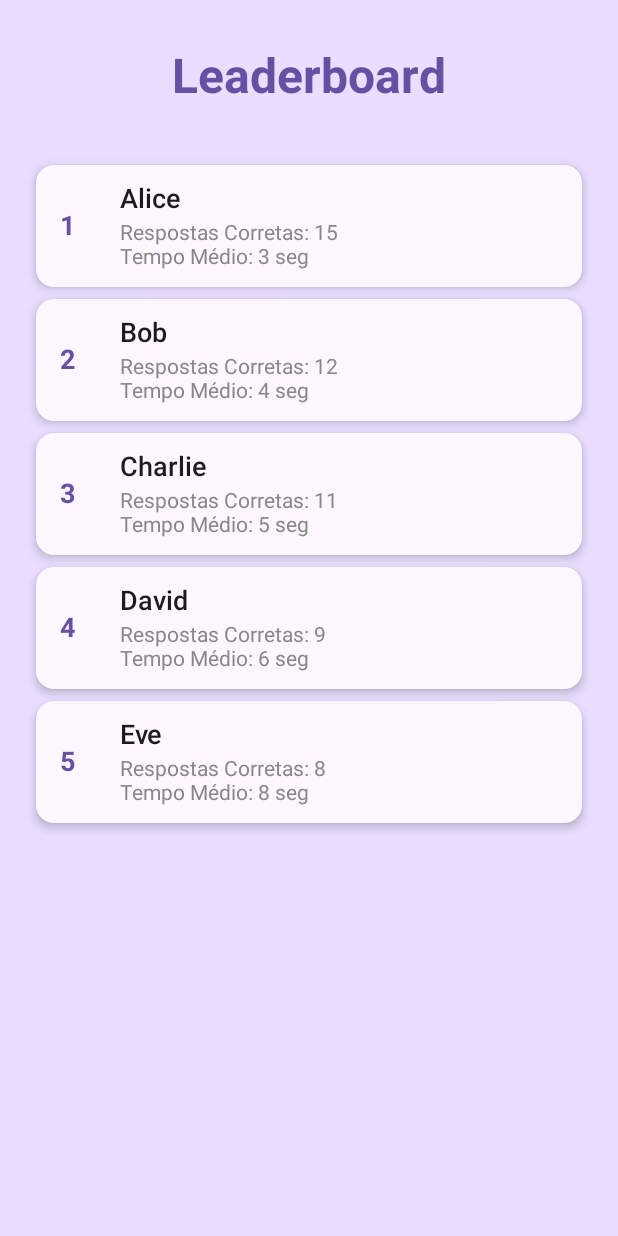
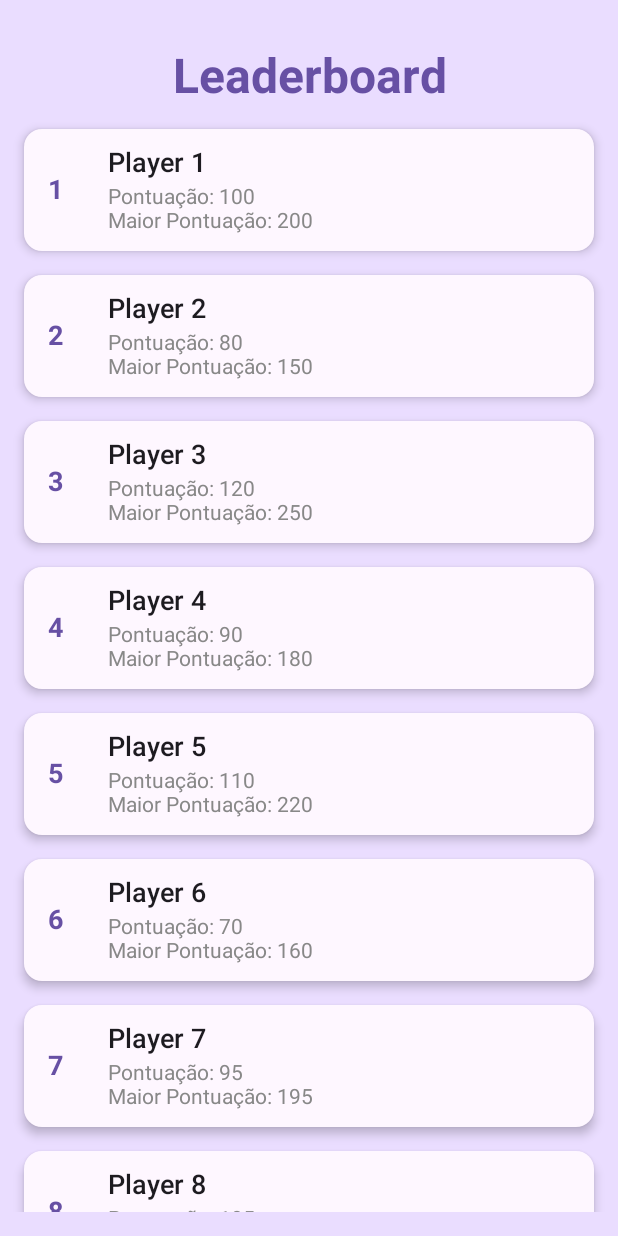
Before and after one commit to kyoulau/anima_quiz, an Android app built with Jetpack Compose: the @Preview function PreviewLeaderboardScreen, on a phone screen of 412 x 824 dp. Run offline under Robolectric (Android 15) with nearby library versions, the light colour scheme and no system bars; our stand-ins replace Room's generated code.

Commit message:
Leaderboard Slider

```diff
--- a/app/src/main/java/com/example/anima_quiz/MainActivity.kt
+++ b/app/src/main/java/com/example/anima_quiz/MainActivity.kt
@@ -14,8 +14,10 @@ import com.example.anima_quiz.ui.screens.Welcome
 import com.example.anima_quiz.feature.data.database.QuizDatabase
 import com.example.anima_quiz.feature.data.model.Question
 import com.example.anima_quiz.feature.data.model.QuestionList
+import com.example.anima_quiz.feature.data.model.Player
 import com.example.anima_quiz.feature.data.repository.QuestionRepository
 import com.example.anima_quiz.feature.data.viewModel.QuizViewModelFactory
+import com.example.anima_quiz.ui.screens.LeaderboardScreen
 
 class MainActivity : ComponentActivity() {
     override fun onCreate(savedInstanceState: Bundle?) {
@@ -34,6 +36,19 @@ fun MyApp() {
     val navController = rememberNavController()
     SetupNavGraph(navController = navController)
 }
+
+val samplePlayers = listOf(
+    Player(nickname = "Player 1", score = 100, higherScore = 200),
+    Player(nickname = "Player 2", score = 80, higherScore = 150),
+    Player(nickname = "Player 3", score = 120, higherScore = 250),
+    Player(nickname = "Player 4", score = 90, higherScore = 180),
+    Player(nickname = "Player 5", score = 110, higherScore = 220),
+    Player(nickname = "Player 6", score = 70, higherScore = 160),
+    Player(nickname = "Player 7", score = 95, higherScore = 195),
+    Player(nickname = "Player 8", score = 105, higherScore = 215),
+    Player(nickname = "Player 9", score = 85, higherScore = 175),
+    Player(nickname = "Player 10", score = 130, higherScore = 280),
+)
 
 @Composable
 fun SetupNavGraph(navController: NavHostController) {
--- a/app/src/main/java/com/example/anima_quiz/feature/data/model/Player.kt
+++ b/app/src/main/java/com/example/anima_quiz/feature/data/model/Player.kt
@@ -1,6 +1,5 @@
 package com.example.anima_quiz.feature.data.model
 
-import android.provider.ContactsContract.CommonDataKinds.Nickname
 import androidx.room.Entity
 import  androidx.room.PrimaryKey
 
--- a/app/src/main/java/com/example/anima_quiz/ui/screens/Leaderboard.kt
+++ b/app/src/main/java/com/example/anima_quiz/ui/screens/Leaderboard.kt
@@ -10,44 +10,38 @@ import androidx.compose.ui.Alignment
 import androidx.compose.ui.Modifier
 import androidx.compose.ui.graphics.Color
 import androidx.compose.ui.text.font.FontWeight
+import androidx.compose.ui.text.style.TextAlign
 import androidx.compose.ui.unit.dp
 import androidx.compose.ui.unit.sp
 import androidx.compose.ui.tooling.preview.Preview
-import kotlin.math.roundToInt
-
-data class Player(
-    val name: String,
-    val correctAnswers: Int,
-    val averageResponseTime: Double
-)
+import com.example.anima_quiz.feature.data.model.Player
 
 @Composable
 fun LeaderboardScreen(players: List<Player>) {
-    Column(
+    LazyColumn(
         modifier = Modifier
             .fillMaxSize()
             .background(MaterialTheme.colorScheme.primaryContainer)
-            .padding(16.dp)
+            .padding(16.dp),
+        verticalArrangement = Arrangement.spacedBy(16.dp),
+        contentPadding = PaddingValues(vertical = 16.dp)
     ) {
+        // Header
+        item {
             Text(
                 text = "Leaderboard",
                 fontSize = 32.sp,
                 fontWeight = FontWeight.Bold,
                 color = MaterialTheme.colorScheme.primary,
                 modifier = Modifier
-                .align(Alignment.CenterHorizontally)
-                .padding(vertical = 16.dp)
+                    .fillMaxWidth(),
+                textAlign = TextAlign.Center
             )
+        }
 
-        Spacer(modifier = Modifier.height(16.dp))
-
-        LazyColumn(
-            verticalArrangement = Arrangement.spacedBy(8.dp),
-            contentPadding = PaddingValues(vertical = 8.dp)
-        ) {
+        // List of players
         itemsIndexed(players) { index, player ->
             PlayerItem(position = index + 1, player = player)
-            }
         }
     }
 }
@@ -56,9 +50,8 @@ fun LeaderboardScreen(players: List<Player>) {
 fun PlayerItem(position: Int, player: Player) {
     Card(
         modifier = Modifier
-            .fillMaxWidth()
-            .padding(horizontal = 8.dp),
-        elevation = CardDefaults.cardElevation(4.dp),
+            .fillMaxWidth(),
+        elevation = CardDefaults.cardElevation(defaultElevation = 4.dp),
         colors = CardDefaults.cardColors(containerColor = MaterialTheme.colorScheme.surface)
     ) {
         Row(
@@ -67,7 +60,6 @@ fun PlayerItem(position: Int, player: Player) {
                 .padding(vertical = 12.dp, horizontal = 16.dp),
             verticalAlignment = Alignment.CenterVertically
         ) {
-            // Posição
             Text(
                 text = "$position",
                 fontSize = 18.sp,
@@ -76,10 +68,9 @@ fun PlayerItem(position: Int, player: Player) {
                 modifier = Modifier.width(40.dp)
             )
 
-            // Nome do jogador
             Column(modifier = Modifier.weight(1f)) {
                 Text(
-                    text = player.name,
+                    text = player.nickname,
                     fontSize = 18.sp,
                     fontWeight = FontWeight.SemiBold,
                     color = MaterialTheme.colorScheme.onSurface
@@ -87,12 +78,12 @@ fun PlayerItem(position: Int, player: Player) {
                 Spacer(modifier = Modifier.height(4.dp))
 
                 Text(
-                    text = "Respostas Corretas: ${player.correctAnswers}",
+                    text = "Pontuação: ${player.score}",
                     fontSize = 14.sp,
                     color = Color.Gray
                 )
                 Text(
-                    text = "Tempo Médio: ${player.averageResponseTime.roundToInt()} seg",
+                    text = "Maior Pontuação: ${player.higherScore}",
                     fontSize = 14.sp,
                     color = Color.Gray
                 )
@@ -105,11 +96,21 @@ fun PlayerItem(position: Int, player: Player) {
 @Composable
 fun PreviewLeaderboardScreen() {
     val samplePlayers = listOf(
-        Player(name = "Alice", correctAnswers = 15, averageResponseTime = 3.2),
-        Player(name = "Bob", correctAnswers = 12, averageResponseTime = 4.1),
-        Player(name = "Charlie", correctAnswers = 11, averageResponseTime = 5.0),
-        Player(name = "David", correctAnswers = 9, averageResponseTime = 6.2),
-        Player(name = "Eve", correctAnswers = 8, averageResponseTime = 7.5)
+        Player(nickname = "Player 1", score = 100, higherScore = 200),
+        Player(nickname = "Player 2", score = 80, higherScore = 150),
+        Player(nickname = "Player 3", score = 120, higherScore = 250),
+        Player(nickname = "Player 4", score = 90, higherScore = 180),
+        Player(nickname = "Player 5", score = 110, higherScore = 220),
+        Player(nickname = "Player 6", score = 70, higherScore = 160),
+        Player(nickname = "Player 7", score = 95, higherScore = 195),
+        Player(nickname = "Player 8", score = 105, higherScore = 215),
+        Player(nickname = "Player 9", score = 85, higherScore = 175),
+        Player(nickname = "Player 10", score = 130, higherScore = 280),
+        Player(nickname = "Player 11", score = 115, higherScore = 230),
+        Player(nickname = "Player 12", score = 75, higherScore = 165),
+        Player(nickname = "Player 13", score = 125, higherScore = 255),
+        Player(nickname = "Player 14", score = 85, higherScore = 185),
+        Player(nickname = "Player 15", score = 135, higherScore = 285)
     )
     LeaderboardScreen(players = samplePlayers)
 }
```
Lines whose indentation alone changed are shown as unchanged.
